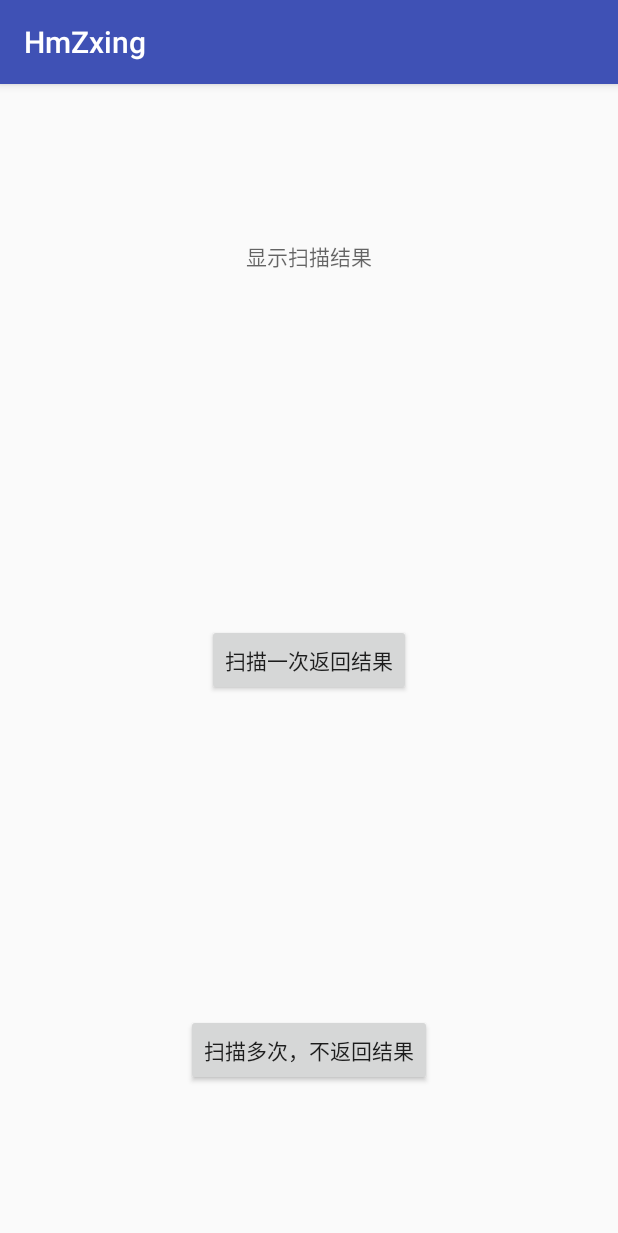
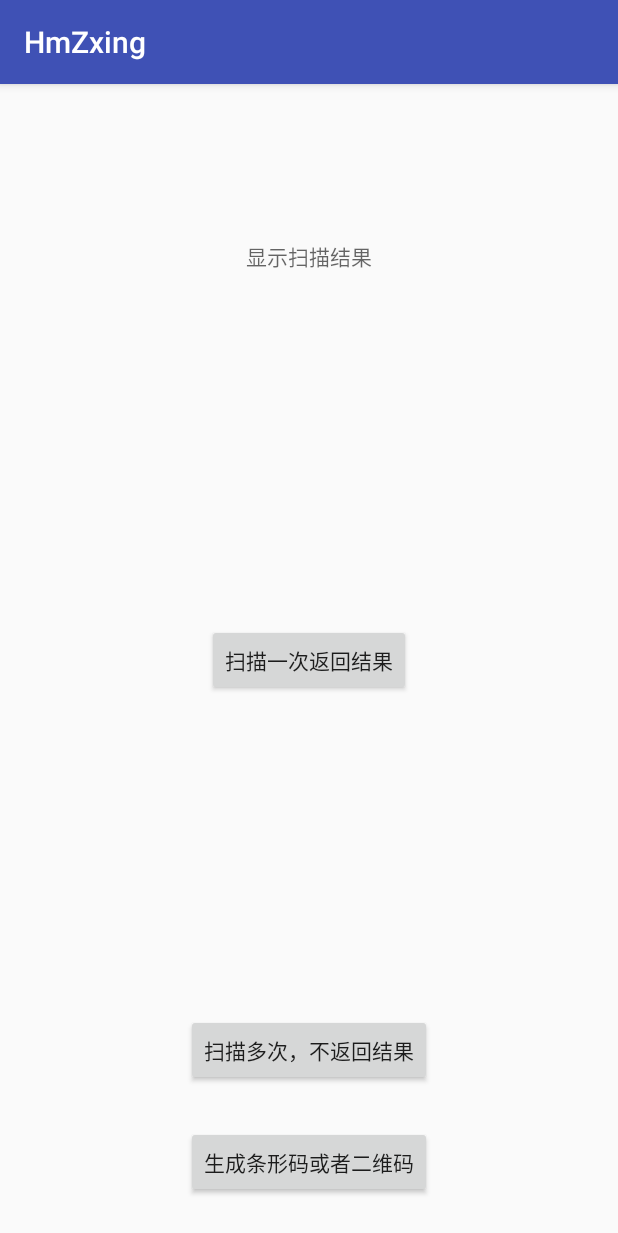
Before and after one commit to humanheima/HmZxing, an Android app: the screen it shows after launch (MainActivity), on a phone screen of 412 x 824 dp. Shown: the top 1233 px of the screen. Run offline under Robolectric (Android 15) with nearby library versions, the phone set to English and light mode, and no system bars; libraries missing offline, so code that uses them is left out: pub.devrel.easypermissions.

Commit message:
创建EncodeActivity，测试生成条形码，二维码，带图片的二维码

```diff
--- a/app/src/main/AndroidManifest.xml
+++ b/app/src/main/AndroidManifest.xml
@@ -20,6 +20,9 @@
                 <category android:name="android.intent.category.LAUNCHER"/>
             </intent-filter>
         </activity>
+        <activity
+            android:name=".EncodeActivity"
+            android:screenOrientation="portrait"/>
     </application>
 
 </manifest>
--- a/app/src/main/java/com/hm/hmzxing/MainActivity.java
+++ b/app/src/main/java/com/hm/hmzxing/MainActivity.java
@@ -24,6 +24,7 @@ public class MainActivity extends AppCompatActivity implements View.OnClickListe
     private TextView textResult;
     private Button btnCaptureOnce;
     private Button btnCaptureRepeat;
+    private Button btnGenerate;
     private String[] RQ_PREMS = new String[]{Manifest.permission.CAMERA};
 
     @Override
@@ -33,8 +34,10 @@ public class MainActivity extends AppCompatActivity implements View.OnClickListe
         textResult = (TextView) findViewById(R.id.textResult);
         btnCaptureOnce = (Button) findViewById(R.id.btn_capture_once);
         btnCaptureRepeat = (Button) findViewById(R.id.btn_capture_repeat);
+        btnGenerate = (Button) findViewById(R.id.btn_generate);
         btnCaptureOnce.setOnClickListener(this);
         btnCaptureRepeat.setOnClickListener(this);
+        btnGenerate.setOnClickListener(this);
     }
 
     public void captureOnce() {
@@ -68,6 +71,9 @@ public class MainActivity extends AppCompatActivity implements View.OnClickListe
                     break;
                 case R.id.btn_capture_repeat:
                     captureRepeat();
+                    break;
+                case R.id.btn_generate:
+                    EncodeActivity.launch(this);
                     break;
                 default:
                     break;
--- a/app/src/main/res/layout/activity_main.xml
+++ b/app/src/main/res/layout/activity_main.xml
@@ -15,27 +15,27 @@
         android:layout_height="wrap_content"
         android:text="扫描一次返回结果"
         android:textAllCaps="false"
+        app:layout_constraintBottom_toBottomOf="parent"
+        app:layout_constraintLeft_toLeftOf="@+id/guideline"
         app:layout_constraintRight_toLeftOf="@+id/guideline"
-        tools:layout_constraintTop_creator="1"
+        app:layout_constraintTop_toTopOf="parent"
+        tools:layout_constraintBottom_creator="1"
+        tools:layout_constraintLeft_creator="1"
         tools:layout_constraintRight_creator="1"
-        tools:layout_constraintBottom_creator="1"
-        app:layout_constraintBottom_toBottomOf="parent"
-        tools:layout_constraintLeft_creator="1"
-        app:layout_constraintLeft_toLeftOf="@+id/guideline"
-        app:layout_constraintTop_toTopOf="parent"/>
+        tools:layout_constraintTop_creator="1"/>
 
     <TextView
         android:id="@+id/textResult"
         android:layout_width="wrap_content"
         android:layout_height="wrap_content"
+        android:layout_marginTop="104dp"
         android:hint="显示扫描结果"
+        app:layout_constraintLeft_toLeftOf="@+id/guideline"
         app:layout_constraintRight_toLeftOf="@+id/guideline"
-        tools:layout_constraintTop_creator="1"
+        app:layout_constraintTop_toTopOf="parent"
+        tools:layout_constraintLeft_creator="1"
         tools:layout_constraintRight_creator="1"
-        android:layout_marginTop="104dp"
-        tools:layout_constraintLeft_creator="1"
-        app:layout_constraintLeft_toLeftOf="@+id/guideline"
-        app:layout_constraintTop_toTopOf="parent"/>
+        tools:layout_constraintTop_creator="1"/>
 
     <android.support.constraint.Guideline
         android:id="@+id/guideline"
@@ -50,13 +50,26 @@
         android:id="@+id/btn_capture_repeat"
         android:layout_width="wrap_content"
         android:layout_height="wrap_content"
+        android:layout_marginBottom="100dp"
         android:text="扫描多次，不返回结果"
+        app:layout_constraintBottom_toBottomOf="parent"
         app:layout_constraintLeft_toLeftOf="parent"
         app:layout_constraintRight_toRightOf="parent"
-        tools:layout_constraintRight_creator="1"
         tools:layout_constraintBottom_creator="1"
+        tools:layout_constraintLeft_creator="1"
+        tools:layout_constraintRight_creator="1"/>
+
+    <Button
+        android:id="@+id/btn_generate"
+        android:layout_width="wrap_content"
+        android:layout_height="wrap_content"
+        android:layout_marginBottom="25dp"
+        android:text="生成条形码或者二维码"
         app:layout_constraintBottom_toBottomOf="parent"
+        app:layout_constraintLeft_toLeftOf="@+id/guideline"
+        app:layout_constraintRight_toLeftOf="@+id/guideline"
+        tools:layout_constraintBottom_creator="1"
         tools:layout_constraintLeft_creator="1"
-        android:layout_marginBottom="100dp"/>
+        tools:layout_constraintRight_creator="1"/>
 
 </android.support.constraint.ConstraintLayout>
--- a/hmzxinglibrary/src/main/AndroidManifest.xml
+++ b/hmzxinglibrary/src/main/AndroidManifest.xml
@@ -1,11 +1,11 @@
+<?xml version="1.0" encoding="utf-8"?>
 <manifest xmlns:android="http://schemas.android.com/apk/res/android"
           package="com.hm.hmzxinglibrary">
 
     <application
         android:allowBackup="true"
         android:label="@string/app_name"
-        android:supportsRtl="true"
-        >
+        android:supportsRtl="true">
         <activity
             android:name=".CaptureActivity"
             android:screenOrientation="portrait">
@@ -15,7 +15,6 @@
                 <category android:name="android.intent.category.DEFAULT"/>
             </intent-filter>
         </activity>
-
     </application>
 
 </manifest>
```
Also changed, not shown: app/src/main/java/com/hm/hmzxing/EncodeActivity.java (added, +98 -0 lines), app/src/main/res/layout/activity_encode.xml (added, +52 -0 lines), hmzxinglibrary/src/main/java/com/hm/hmzxinglibrary/encode/HmEncoder.java (added, +228 -0 lines).
